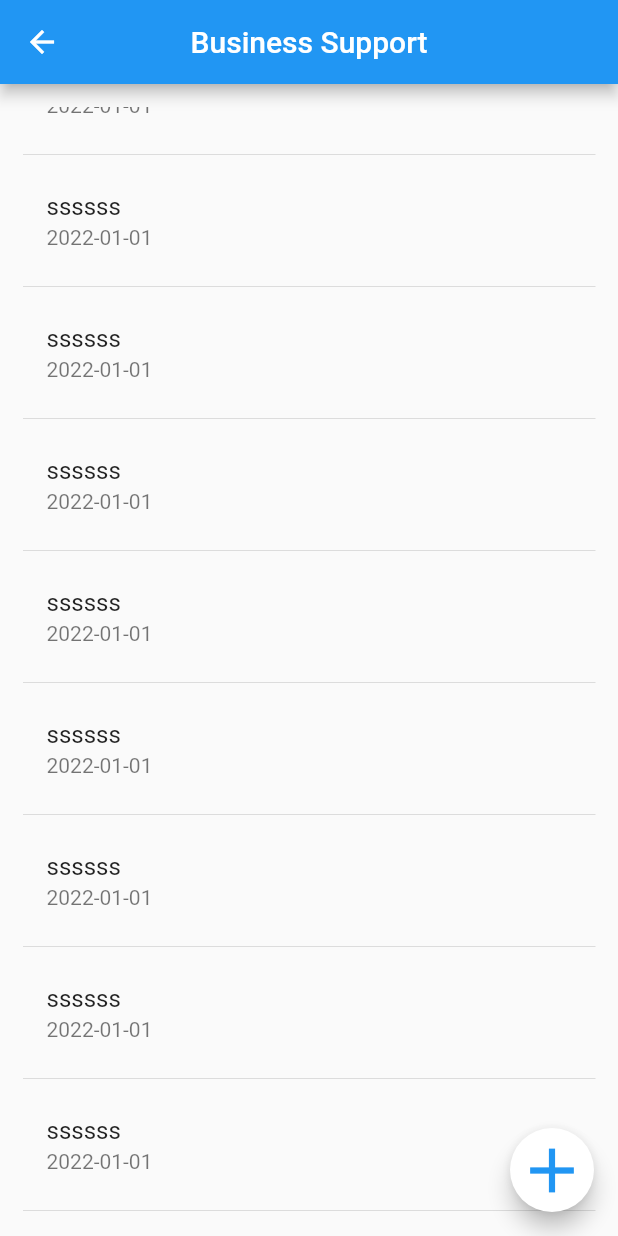
After one commit to tom910903/flutter, a Flutter app: the BusinessSupportScreen screen opened directly, scrolled down 576 dp, after a tap on the "add" icon, on a phone screen of 412 x 824 dp. The commit adds this screen. Run offline on Flutter 3.47's test engine with Material 2 defaults, Android fonts, the phone set to English and light mode, and no system bars; our stand-ins replace cloud_firestore, firebase_auth, firebase_core, flutter_keyboard_visibility, flutter_screenutil, modal_progress_hud_nsn and 2 more; missing offline and left inert: flutter_animated_dialog, flutterfire_ui, horizontal_card_pager; accounts and stored records are empty.

Commit message:
add Business Support Screen

```diff
--- a/to_do/lib/component/right_drawer.dart
+++ b/to_do/lib/component/right_drawer.dart
@@ -7,8 +7,7 @@ class RightDrawer extends StatelessWidget {
   @override
   Widget build(BuildContext context) {
     return Container(
-      width: 540.w,
-      // MediaQuery.of(context).size.width * 0.5,
+      width: 180.w,
       child: Drawer(
         child: Column(
           children: [
--- /dev/null
+++ b/to_do/lib/screen/business_support_screen.dart
@@ -0,0 +1,63 @@
+import 'package:flutter/material.dart';
+import 'package:flutter_animated_dialog/flutter_animated_dialog.dart';
+import 'package:to_do/component/support_dialog.dart';
+
+class BusinessSupportScreen extends StatelessWidget {
+  const BusinessSupportScreen({Key? key}) : super(key: key);
+
+  @override
+  Widget build(BuildContext context) {
+    return Scaffold(
+      appBar: AppBar(
+        centerTitle: true,
+        title: Text("Business Support",
+          textAlign: TextAlign.center,
+          style: TextStyle(
+              color: Colors.white,
+              fontSize: 20
+          ),
+        ),
+      ),
+      floatingActionButton: FloatingActionButton(
+        onPressed: () {
+          showAnimatedDialog(
+            context: context,
+            barrierDismissible: true,
+            builder: (BuildContext context) {
+              return SupportDialog();
+            },
+            animationType: DialogTransitionType.slideFromBottom,
+            curve: Curves.fastOutSlowIn,
+            duration: Duration(milliseconds: 500),
+          );
+        },
+        backgroundColor: Colors.white,
+        child: const Icon(Icons.add, size: 50, color:  Colors.blue,),
+      ),
+      body: Padding(
+        padding: const EdgeInsets.all(15.0),
+        child: ListView.separated(
+          itemBuilder: (BuildContext context, int index) {
+            return ListTile(
+              title: Text('ssssss'
+              ),
+              subtitle: Text('2022-01-01',
+              ),
+              // leading: Icon(settingsList[index].Icon, size: 30,),
+
+              onTap: (){
+                // Navigator.push(
+                //     context,
+                //     MaterialPageRoute(builder: (context){}
+                //     )
+                // );
+              },
+            );
+          },
+          separatorBuilder: (BuildContext context, int index) => const Divider(),
+          itemCount: 20,
+        ),
+      ),
+    );
+  }
+}
--- a/to_do/lib/screen/settings_screen.dart
+++ b/to_do/lib/screen/settings_screen.dart
@@ -1,6 +1,7 @@
 import 'package:flutter/material.dart';
 import 'package:to_do/screen/notice_list_screen.dart';
 import 'package:to_do/screen/user_support_screen.dart';
+import 'package:to_do/screen/business_support_screen.dart';
 
 enum SETTINGS{
   NOTICE,
@@ -80,7 +81,7 @@ class SettingsScreen extends StatelessWidget {
                         case SETTINGS.USER_SUPPORT:
                           return UserSupportScreen();
                         case SETTINGS.BUSINESS_SUPPORT:
-                          return NoticeListScreen();
+                          return BusinessSupportScreen();
                         case SETTINGS.PERSONAL_INFORMATION:
                           return NoticeListScreen();
                         case SETTINGS.DEACTIVE_ACCOUNT:
```
